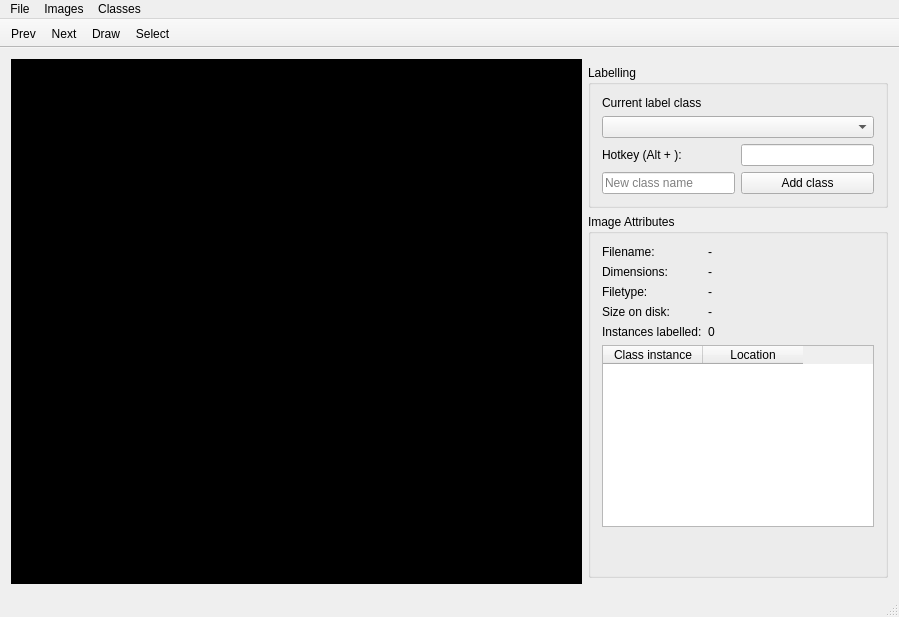
Qt form src/mainwindow.ui (ikishorek/deeplabel) before a commit.
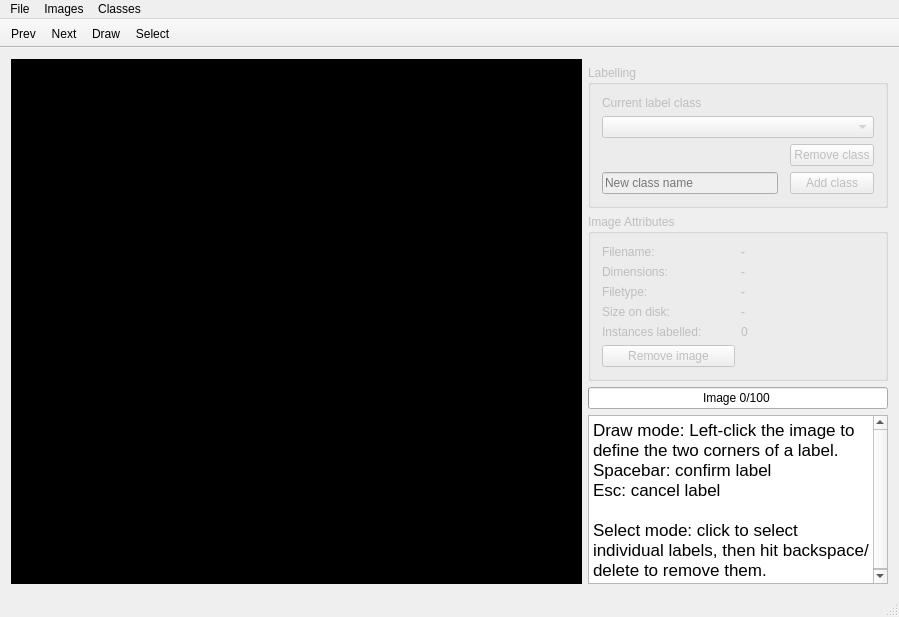
The same form after that commit.

```diff
--- a/src/mainwindow.ui
+++ b/src/mainwindow.ui
@@ -15,8 +15,112 @@
   </property>
   <widget class="QWidget" name="centralWidget">
    <layout class="QGridLayout" name="gridLayout">
+    <item row="2" column="1">
+     <widget class="QGroupBox" name="imageGroupBox">
+      <property name="enabled">
+       <bool>false</bool>
+      </property>
+      <property name="minimumSize">
+       <size>
+        <width>300</width>
+        <height>0</height>
+       </size>
+      </property>
+      <property name="maximumSize">
+       <size>
+        <width>300</width>
+        <height>16777215</height>
+       </size>
+      </property>
+      <property name="title">
+       <string>Image Attributes</string>
+      </property>
+      <layout class="QGridLayout" name="gridLayout_3">
+       <item row="0" column="0">
+        <widget class="QLabel" name="label_5">
+         <property name="text">
+          <string>Filename:</string>
+         </property>
+        </widget>
+       </item>
+       <item row="1" column="1">
+        <widget class="QLabel" name="dimensionsLabel">
+         <property name="text">
+          <string>-</string>
+         </property>
+        </widget>
+       </item>
+       <item row="3" column="1">
+        <widget class="QLabel" name="sizeLabel">
+         <property name="text">
+          <string>-</string>
+         </property>
+        </widget>
+       </item>
+       <item row="2" column="0">
+        <widget class="QLabel" name="label_3">
+         <property name="text">
+          <string>Filetype: </string>
+         </property>
+        </widget>
+       </item>
+       <item row="2" column="1">
+        <widget class="QLabel" name="filetypeLabel">
+         <property name="text">
+          <string>-</string>
+         </property>
+        </widget>
+       </item>
+       <item row="0" column="1">
+        <widget class="QLabel" name="filenameLabel">
+         <property name="text">
+          <string>-</string>
+         </property>
+        </widget>
+       </item>
+       <item row="4" column="0">
+        <widget class="QLabel" name="label_6">
+         <property name="text">
+          <string>Instances labelled:</string>
+         </property>
+        </widget>
+       </item>
+       <item row="1" column="0">
+        <widget class="QLabel" name="label_2">
+         <property name="text">
+          <string>Dimensions:</string>
+         </property>
+        </widget>
+       </item>
+       <item row="3" column="0">
+        <widget class="QLabel" name="label_4">
+         <property name="text">
+          <string>Size on disk: </string>
+         </property>
+        </widget>
+       </item>
+       <item row="4" column="1">
+        <widget class="QLabel" name="instanceCountLabel">
+         <property name="text">
+          <string>0</string>
+         </property>
+        </widget>
+       </item>
+       <item row="5" column="0">
+        <widget class="QPushButton" name="removeImageButton">
+         <property name="text">
+          <string>Remove image</string>
+         </property>
+        </widget>
+       </item>
+      </layout>
+     </widget>
+    </item>
     <item row="1" column="1">
-     <widget class="QGroupBox" name="groupBox_2">
+     <widget class="QGroupBox" name="labelGroupBox">
+      <property name="enabled">
+       <bool>false</bool>
+      </property>
       <property name="minimumSize">
        <size>
         <width>300</width>
@@ -33,7 +137,10 @@
        <string>Labelling</string>
       </property>
       <layout class="QGridLayout" name="gridLayout_2">
-       <item row="5" column="0">
+       <item row="2" column="0" colspan="3">
+        <widget class="QComboBox" name="classComboBox"/>
+       </item>
+       <item row="6" column="0">
         <widget class="QLineEdit" name="newClassText">
          <property name="text">
           <string/>
@@ -43,27 +150,21 @@
          </property>
         </widget>
        </item>
-       <item row="4" column="0">
-        <widget class="QLabel" name="label_8">
-         <property name="text">
-          <string>Hotkey (Alt + ):</string>
-         </property>
-        </widget>
-       </item>
-       <item row="1" column="0" colspan="2">
-        <widget class="QComboBox" name="classComboBox"/>
-       </item>
-       <item row="0" column="0" colspan="2">
+       <item row="1" column="0" colspan="3">
         <widget class="QLabel" name="label_7">
          <property name="text">
           <string>Current label class</string>
          </property>
         </widget>
        </item>
-       <item row="4" column="1">
-        <widget class="QLineEdit" name="lineEdit"/>
+       <item row="3" column="2">
+        <widget class="QPushButton" name="removeClassButton">
+         <property name="text">
+          <string>Remove class</string>
+         </property>
+        </widget>
        </item>
-       <item row="5" column="1">
+       <item row="6" column="2">
         <widget class="QPushButton" name="addClassButton">
          <property name="text">
           <string>Add class</string>
@@ -73,11 +174,14 @@
       </layout>
      </widget>
     </item>
-    <item row="0" column="0" rowspan="4">
+    <item row="0" column="0" rowspan="5">
      <widget class="QScrollArea" name="imageScrollArea">
       <property name="styleSheet">
        <string notr="true">background:black</string>
       </property>
+      <property name="frameShadow">
+       <enum>QFrame::Plain</enum>
+      </property>
       <property name="widgetResizable">
        <bool>true</bool>
       </property>
@@ -97,8 +201,8 @@
       </widget>
      </widget>
     </item>
-    <item row="2" column="1">
-     <widget class="QGroupBox" name="groupBox">
+    <item row="4" column="1">
+     <widget class="QTextBrowser" name="textBrowser">
       <property name="minimumSize">
        <size>
         <width>300</width>
@@ -111,108 +215,45 @@
         <height>16777215</height>
        </size>
       </property>
-      <property name="title">
-       <string>Image Attributes</string>
+      <property name="html">
+       <string>&lt;!DOCTYPE HTML PUBLIC &quot;-//W3C//DTD HTML 4.0//EN&quot; &quot;http://www.w3.org/TR/REC-html40/strict.dtd&quot;&gt;
+&lt;html&gt;&lt;head&gt;&lt;meta name=&quot;qrichtext&quot; content=&quot;1&quot; /&gt;&lt;style type=&quot;text/css&quot;&gt;
+p, li { white-space: pre-wrap; }
+&lt;/style&gt;&lt;/head&gt;&lt;body style=&quot; font-family:'.SF NS Text'; font-size:13pt; font-weight:400; font-style:normal;&quot;&gt;
+&lt;p style=&quot; margin-top:0px; margin-bottom:0px; margin-left:0px; margin-right:0px; -qt-block-indent:0; text-indent:0px;&quot;&gt;Draw mode: Left-click the image to define the two corners of a label.&lt;/p&gt;
+&lt;p style=&quot; margin-top:0px; margin-bottom:0px; margin-left:0px; margin-right:0px; -qt-block-indent:0; text-indent:0px;&quot;&gt;Spacebar: confirm label&lt;/p&gt;
+&lt;p style=&quot; margin-top:0px; margin-bottom:0px; margin-left:0px; margin-right:0px; -qt-block-indent:0; text-indent:0px;&quot;&gt;Esc: cancel label&lt;/p&gt;
+&lt;p style=&quot;-qt-paragraph-type:empty; margin-top:0px; margin-bottom:0px; margin-left:0px; margin-right:0px; -qt-block-indent:0; text-indent:0px;&quot;&gt;&lt;br /&gt;&lt;/p&gt;
+&lt;p style=&quot; margin-top:0px; margin-bottom:0px; margin-left:0px; margin-right:0px; -qt-block-indent:0; text-indent:0px;&quot;&gt;Select mode: click to select individual labels, then hit backspace/delete to remove them.&lt;/p&gt;&lt;/body&gt;&lt;/html&gt;</string>
       </property>
-      <layout class="QFormLayout" name="formLayout">
-       <item row="2" column="0">
-        <widget class="QLabel" name="label_2">
-         <property name="text">
-          <string>Dimensions:</string>
-         </property>
-        </widget>
-       </item>
-       <item row="8" column="0">
-        <spacer name="verticalSpacer">
-         <property name="orientation">
-          <enum>Qt::Vertical</enum>
-         </property>
-         <property name="sizeHint" stdset="0">
-          <size>
-           <width>20</width>
-           <height>40</height>
-          </size>
-         </property>
-        </spacer>
-       </item>
-       <item row="1" column="0">
-        <widget class="QLabel" name="label_5">
-         <property name="text">
-          <string>Filename:</string>
-         </property>
-        </widget>
-       </item>
-       <item row="1" column="1">
-        <widget class="QLabel" name="filenameLabel">
-         <property name="text">
-          <string>-</string>
-         </property>
-        </widget>
-       </item>
-       <item row="2" column="1">
-        <widget class="QLabel" name="dimensionsLabel">
-         <property name="text">
-          <string>-</string>
-         </property>
-        </widget>
-       </item>
-       <item row="3" column="0">
-        <widget class="QLabel" name="label_3">
-         <property name="text">
-          <string>Filetype: </string>
-         </property>
-        </widget>
-       </item>
-       <item row="3" column="1">
-        <widget class="QLabel" name="filetypeLabel">
-         <property name="text">
-          <string>-</string>
-         </property>
-        </widget>
-       </item>
-       <item row="4" column="0">
-        <widget class="QLabel" name="label_4">
-         <property name="text">
-          <string>Size on disk: </string>
-         </property>
-        </widget>
-       </item>
-       <item row="4" column="1">
-        <widget class="QLabel" name="sizeLabel">
-         <property name="text">
-          <string>-</string>
-         </property>
-        </widget>
-       </item>
-       <item row="5" column="0">
-        <widget class="QLabel" name="label_6">
-         <property name="text">
-          <string>Instances labelled:</string>
-         </property>
-        </widget>
-       </item>
-       <item row="5" column="1">
-        <widget class="QLabel" name="instanceCountLabel">
-         <property name="text">
-          <string>0</string>
-         </property>
-        </widget>
-       </item>
-       <item row="7" column="0" colspan="2">
-        <widget class="QTableWidget" name="tableWidget">
-         <column>
-          <property name="text">
-           <string>Class instance</string>
-          </property>
-         </column>
-         <column>
-          <property name="text">
-           <string>Location</string>
-          </property>
-         </column>
-        </widget>
-       </item>
-      </layout>
+     </widget>
+    </item>
+    <item row="3" column="1">
+     <widget class="QProgressBar" name="imageProgressBar">
+      <property name="minimumSize">
+       <size>
+        <width>300</width>
+        <height>0</height>
+       </size>
+      </property>
+      <property name="maximumSize">
+       <size>
+        <width>300</width>
+        <height>16777215</height>
+       </size>
+      </property>
+      <property name="value">
+       <number>0</number>
+      </property>
+      <property name="textVisible">
+       <bool>true</bool>
+      </property>
+      <property name="invertedAppearance">
+       <bool>false</bool>
+      </property>
+      <property name="format">
+       <string>Image %v/%m </string>
+      </property>
      </widget>
     </item>
    </layout>
@@ -344,6 +385,22 @@
     <string>Select labels for viewing/deletion</string>
    </property>
   </action>
+  <action name="actionTwo_click">
+   <property name="checkable">
+    <bool>true</bool>
+   </property>
+   <property name="text">
+    <string>Two-click</string>
+   </property>
+  </action>
+  <action name="actionDrawg">
+   <property name="checkable">
+    <bool>true</bool>
+   </property>
+   <property name="text">
+    <string>Drag</string>
+   </property>
+  </action>
  </widget>
  <layoutdefault spacing="6" margin="11"/>
  <tabstops>
```
Left out of the diff: 4 changed lines with no effect on the pictures.
